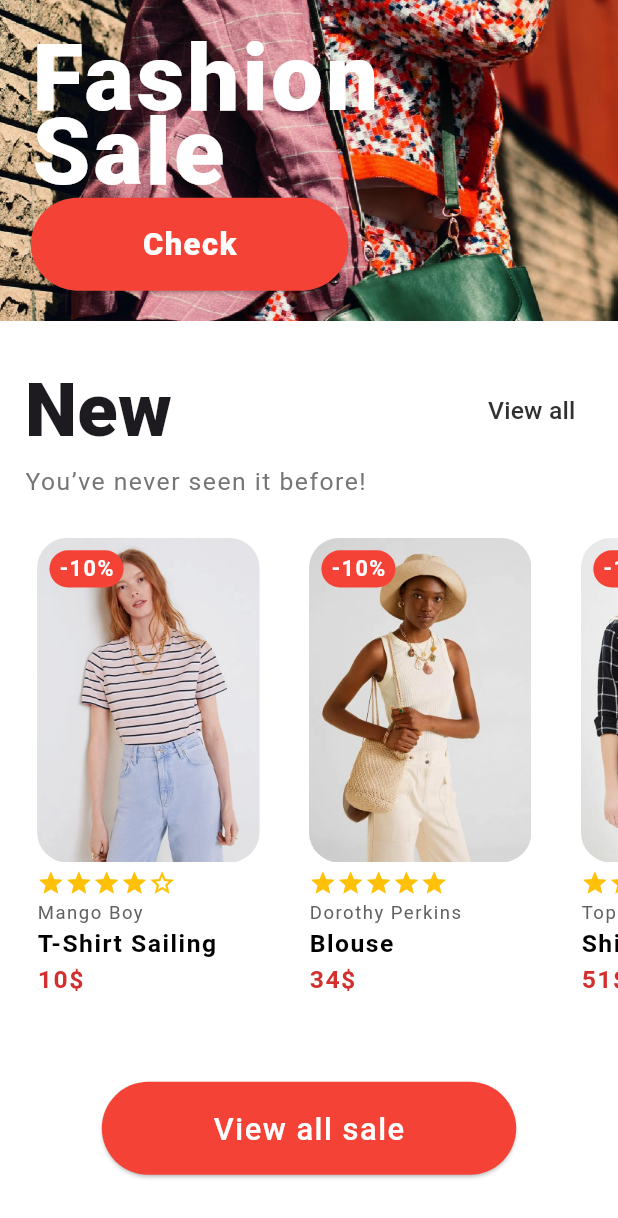
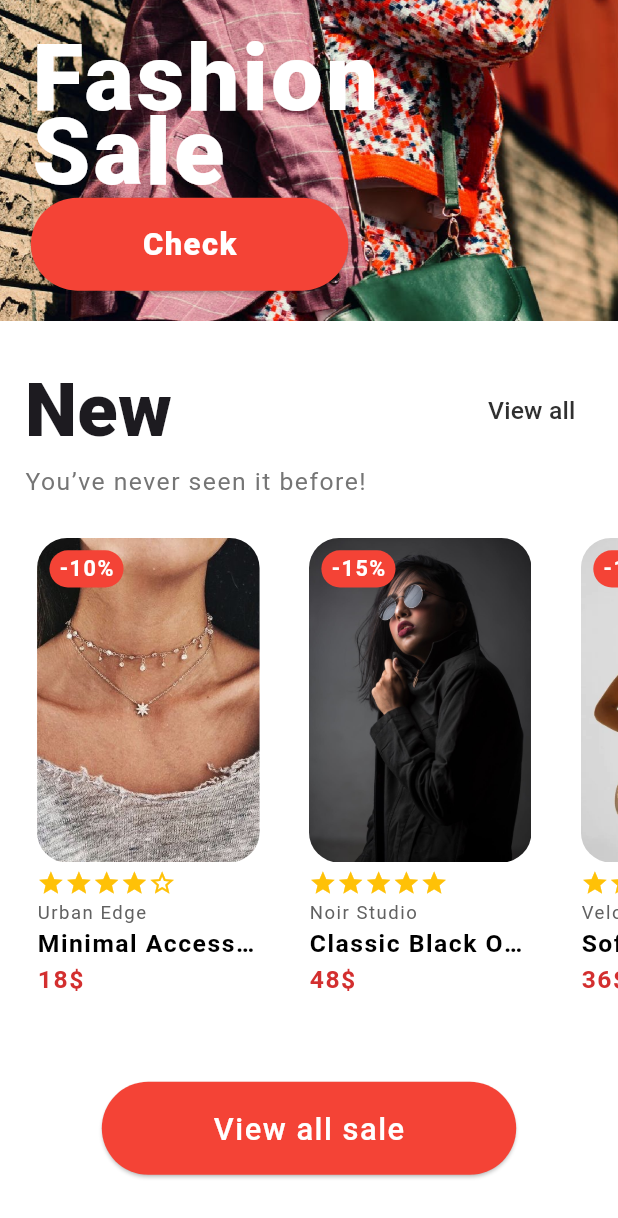
Before and after one commit to veerabathirannatrajan/E-Commerce-App, a Flutter app: the home screen opened directly with empty values, scrolled down 239 dp, on a phone screen of 412 x 824 dp. Shown: the top 1218 px of the screen. Run offline on Flutter 3.47's test engine with Material 3 defaults, Android fonts, the phone set to English and light mode, and no system bars.

Commit message:
3nd commit

```diff
--- a/lib/pages/home.dart
+++ b/lib/pages/home.dart
@@ -11,12 +11,27 @@ class home extends StatefulWidget {
 }
 
 class _homeState extends State<home> {
-  List products = [
-    {'brand': 'Mango Boy', 'name': 'T-Shirt Sailing', 'price': '10', 'tag': 'NEW', 'image': 'T-shirt.png', 'offer': '10%', 'rating': '4'},
-    {'brand': 'Dorothy Perkins', 'name': 'Blouse', 'price': '34', 'tag': 'NEW', 'image': 'Blouse.png', 'offer': '10%', 'rating': '5'},
-    {'brand': 'Topshop', 'name': 'Shirt', 'price': '51', 'tag': 'NEW', 'image': 'Shirt.png', 'offer': '10%', 'rating': '3'},
-    {'brand': 'Dorothy Perkins', 'name': 'Blouse', 'price': '34', 'tag': 'NEW', 'image': 'Shirt (2).png', 'offer': '10%', 'rating': '5'},
-    {'brand': 'Topshop', 'name': 'Shirt', 'price': '51', 'tag': 'NEW', 'image': 'Shirt (3).png', 'offer': '10%', 'rating': '3'},
+   List products = [
+    {'brand':'Urban Edge','name':'Minimal Accessories Set','price':'18','tag':'NEW','image':'accesories.png','offer':'10%','rating':'4'},
+    {'brand':'Noir Studio','name':'Classic Black Outfit','price':'48','tag':'NEW','image':'black.png','offer':'15%','rating':'5'},
+    {'brand':'Velora','name':'Soft Cotton Blouse','price':'36','tag':'NEW','image':'Blouse.png','offer':'10%','rating':'5'},
+    {'brand':'Street Mode','name':'Casual Street Wear','price':'58','tag':'NEW','image':'clothes.png','offer':'20%','rating':'4'},
+    {'brand':'Luna Wear','name':'Elegant Evening Dress','price':'82','tag':'NEW','image':'Evening Dress.png','offer':'15%','rating':'5'},
+    {'brand':'North Peak','name':'Winter Comfort Hoodie','price':'44','tag':'NEW','image':'hoodies.png','offer':'10%','rating':'4'},
+    {'brand':'Pure Silk','name':'Light Summer Blouse','price':'34','tag':'NEW','image':'Light blouse.png','offer':'10%','rating':'4'},
+    {'brand':'VioLine','name':'Long Sleeve Casual Top','price':'39','tag':'NEW','image':'Longsleeve Violeta.png','offer':'12%','rating':'5'},
+    {'brand':'ColdWave','name':'Warm Knit Pullover','price':'46','tag':'NEW','image':'Pullover.png','offer':'10%','rating':'4'},
+    {'brand':'Prime Tailor','name':'Slim Fit Formal Shirt','price':'52','tag':'NEW','image':'Shirt.png','offer':'10%','rating':'4'},
+    {'brand':'Urban Stitch','name':'Checked Casual Shirt','price':'49','tag':'NEW','image':'Shirt (2).png','offer':'10%','rating':'4'},
+    {'brand':'Modern Fit','name':'Relaxed Cotton Shirt','price':'47','tag':'NEW','image':'Shirt (3).png','offer':'10%','rating':'3'},
+    {'brand':'Active Life','name':'Breathable Sport Dress','price':'62','tag':'NEW','image':'Sport Dress.png','offer':'15%','rating':'5'},
+    {'brand':'Flex Wear','name':'Performance Training Dress','price':'68','tag':'NEW','image':'Sport Dress (2).png','offer':'15%','rating':'5'},
+    {'brand':'Ocean Blue','name':'Sailing Graphic T-Shirt','price':'22','tag':'NEW','image':'T-Shirt Sailing.png','offer':'10%','rating':'4'},
+    {'brand':'Daily Basics','name':'Essential White T-Shirt','price':'19','tag':'NEW','image':'T-shirt.png','offer':'10%','rating':'4'},
+    {'brand':'Casual Core','name':'Printed Casual Tee','price':'21','tag':'NEW','image':'T-Shirt (2).png','offer':'10%','rating':'4'},
+    {'brand':'Urban Flex','name':'Modern Fit Tee','price':'23','tag':'NEW','image':'T-Shirt (3).png','offer':'10%','rating':'4'},
+    {'brand':'Espana Style','name':'Spanish Graphic T-Shirt','price':'25','tag':'NEW','image':'T-Shirt SPANISH.png','offer':'10%','rating':'4'},
+    {'brand':'Step Up','name':'Elegant High Heel Shoes','price':'74','tag':'NEW','image':'shoes.png','offer':'20%','rating':'5'},
   ];
 
   @override
```
Also changed, not shown: lib/services/cart_card.dart (+111 -112 lines).
